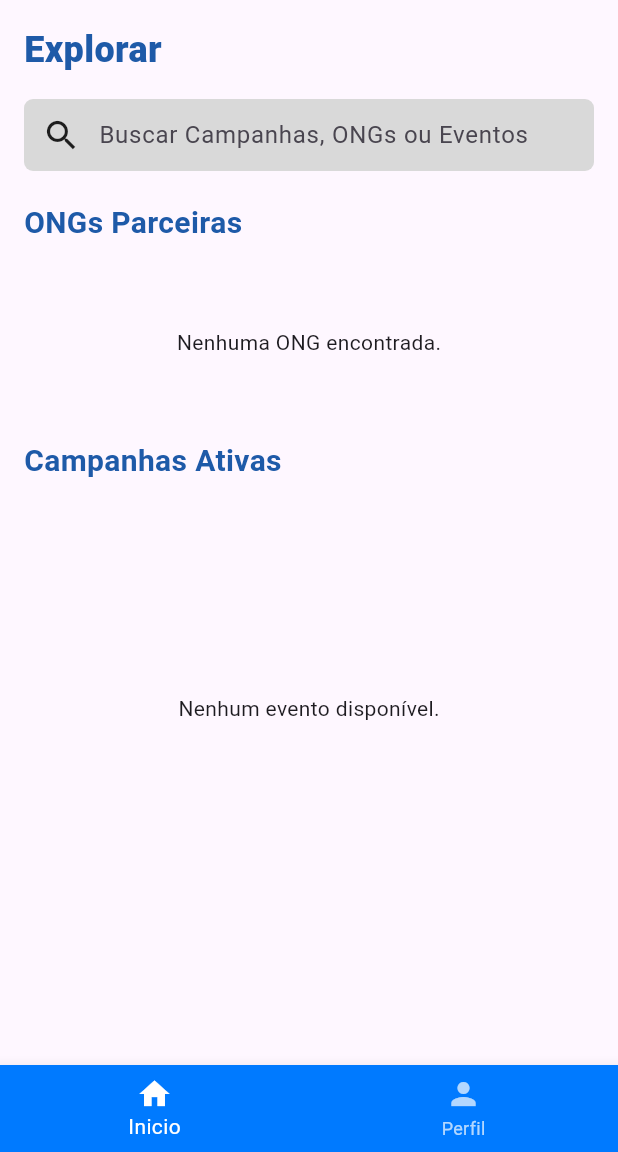
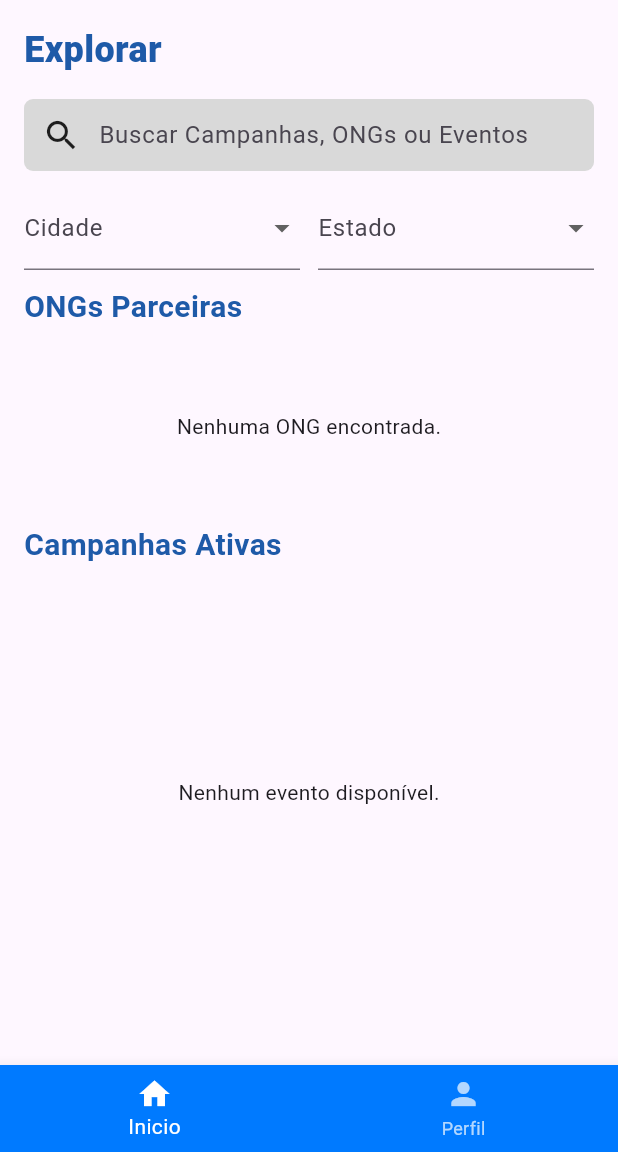
Before and after one commit to fga-eps-mds/2025.2-Gilgamesh, a Flutter app: the HomeUsuario screen opened directly, on a phone screen of 412 x 824 dp, the part 84-1236 px from its top. Run offline on Flutter 3.47's test engine with Material 3 defaults, Android fonts, the phone set to English and light mode, and no system bars; our stand-ins replace shared_preferences; accounts and stored records are empty; network calls fail.

Commit message:
feat(home-usuario): adicionar suporte a filtros de cidade e estado
+ Assim como em home_ong, há dropdown para os filtros

```diff
--- a/mobile_apoia/lib/telas/doador/home_usuario.dart
+++ b/mobile_apoia/lib/telas/doador/home_usuario.dart
@@ -29,6 +29,19 @@ class _TelaListaDeEventosState extends State<HomeUsuario> {
 
   bool _carregando = true;
 
+  // Filtros
+  String filtroCidade = "";
+  String filtroEstado = "";
+
+  final List<String> cidades = [
+    "São Paulo",
+    "Rio de Janeiro",
+    "Florianópolis",
+    "Brasília",
+  ];
+
+  final List<String> estados = ["SP", "RJ", "SC", "DF"];
+
   @override
   void initState() {
     super.initState();
@@ -43,7 +56,10 @@ class _TelaListaDeEventosState extends State<HomeUsuario> {
     try {
       print(">>> [DEBUG] 2. Chamando API de Eventos...");
       final resultados = await Future.wait([
-        _eventService.getEvents(), // índice 0
+        _eventService.getEvents(
+          cidade: filtroCidade,
+          estado: filtroEstado,
+        ), // índice 0
         _authService.getOngs(), // índice 1
       ]);
 
@@ -59,6 +75,17 @@ class _TelaListaDeEventosState extends State<HomeUsuario> {
       print("Erro ao carregar dados: $e");
       setState(() => _carregando = false);
     }
+  }
+
+  void aplicarBusca(String valor) {
+    valor = valor.toLowerCase();
+
+    setState(() {
+      _eventosFiltrados = _todosEventos.where((evento) {
+        return evento.titulo.toLowerCase().contains(valor) ||
+            evento.location.toLowerCase().contains(valor);
+      }).toList();
+    });
   }
 
   Widget _buildSecaoTitulo(String titulo) {
@@ -108,24 +135,58 @@ class _TelaListaDeEventosState extends State<HomeUsuario> {
                   builder: (context, controller) {
                     return BarraDePesquisa(
                       onTap: () => controller.openView(),
-                      onChanged: (value) {
-                        final txt = value.toLowerCase();
-                        setState(() {
-                          _eventosFiltrados = _todosEventos.where((evento) {
-                            return evento.titulo.toLowerCase().contains(txt) ||
-                                evento.location.toLowerCase().contains(txt);
-                          }).toList();
-                        });
-                      },
+                      onChanged: aplicarBusca,
                     );
                   },
-                  suggestionsBuilder: (context, controller) {
-                    return [];
-                  },
+                  suggestionsBuilder: (context, controller) => [],
                 ),
               ),
 
               const SizedBox(height: 10),
+
+              // FILTROS (Cidade + Estado)
+              Padding(
+                padding: const EdgeInsets.symmetric(horizontal: 16),
+                child: Row(
+                  children: [
+                    Expanded(
+                      child: DropdownButtonFormField<String>(
+                        decoration: const InputDecoration(labelText: "Cidade"),
+                        initialValue: filtroCidade.isEmpty
+                            ? null
+                            : filtroCidade,
+                        items: cidades
+                            .map(
+                              (c) => DropdownMenuItem(value: c, child: Text(c)),
+                            )
+                            .toList(),
+                        onChanged: (value) {
+                          setState(() => filtroCidade = value ?? "");
+                          _buscarDadosDoBanco();
+                        },
+                      ),
+                    ),
+                    const SizedBox(width: 12),
+                    Expanded(
+                      child: DropdownButtonFormField<String>(
+                        decoration: const InputDecoration(labelText: "Estado"),
+                        initialValue: filtroEstado.isEmpty
+                            ? null
+                            : filtroEstado,
+                        items: estados
+                            .map(
+                              (e) => DropdownMenuItem(value: e, child: Text(e)),
+                            )
+                            .toList(),
+                        onChanged: (value) {
+                          setState(() => filtroEstado = value ?? "");
+                          _buscarDadosDoBanco();
+                        },
+                      ),
+                    ),
+                  ],
+                ),
+              ),
 
               // Carrosel de ongs
               _buildSecaoTitulo("ONGs Parceiras"),
```
